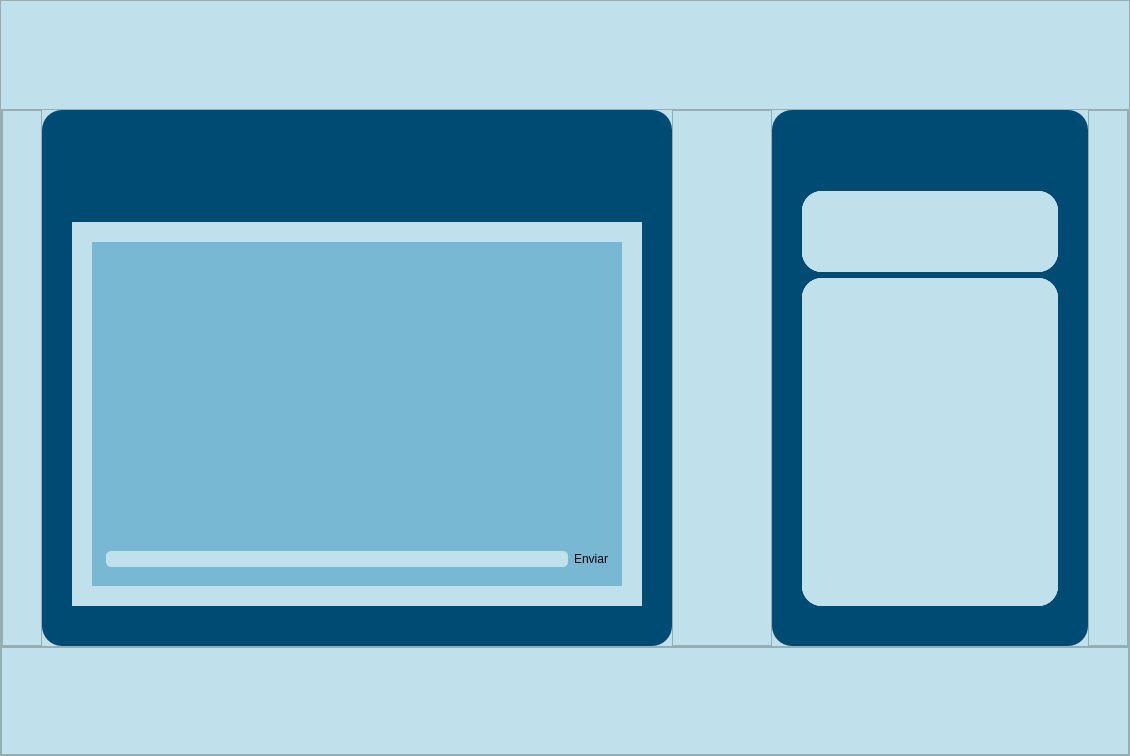
First picture: the form in src/resources/interface/Ventana_Chat.ui, repository Yosoyepa/MyUnApp, before the edit.
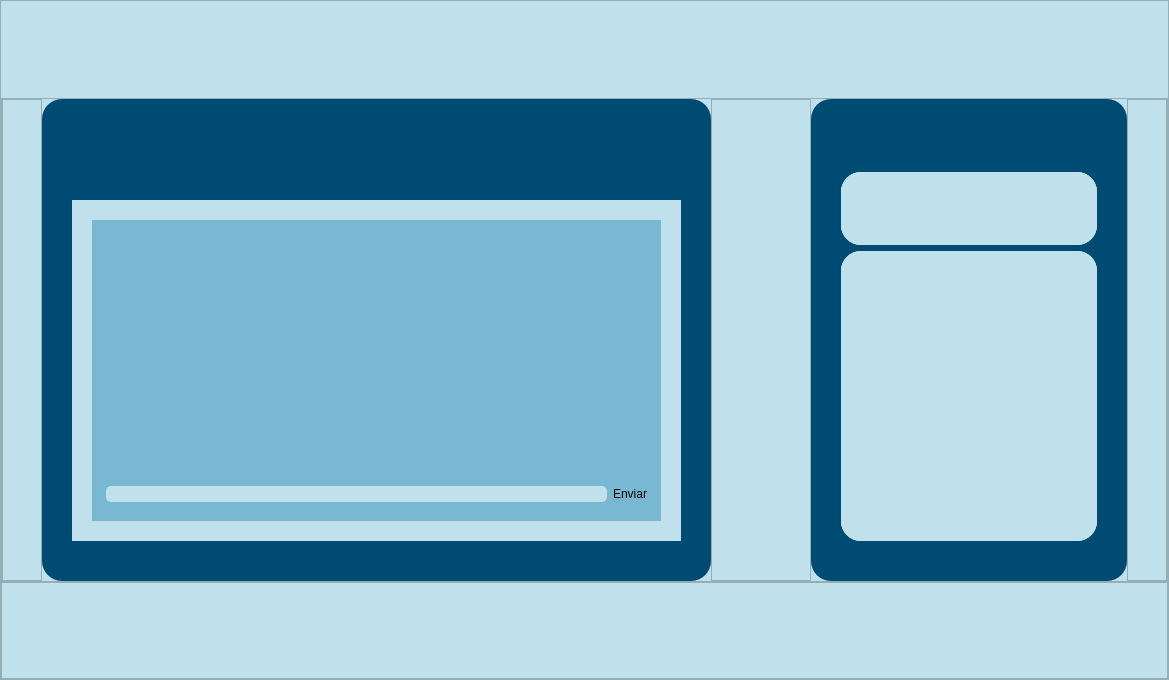
Second picture: the form after the edit. Icons and pictures are not drawn.

The edit to the form file:
```diff
--- a/src/resources/interface/Ventana_Chat.ui
+++ b/src/resources/interface/Ventana_Chat.ui
@@ -6,8 +6,8 @@
    <rect>
     <x>0</x>
     <y>0</y>
-    <width>1130</width>
-    <height>756</height>
+    <width>1169</width>
+    <height>680</height>
    </rect>
   </property>
   <property name="windowTitle">
@@ -220,7 +220,7 @@
                      <property name="frameShadow">
                       <enum>QFrame::Raised</enum>
                      </property>
-                     <layout class="QHBoxLayout" name="horizontalLayout_3" stretch="1,3">
+                     <layout class="QHBoxLayout" name="horizontalLayout_3" stretch="1,0,3">
                       <property name="spacing">
                        <number>0</number>
                       </property>
@@ -244,6 +244,9 @@
                           <height>80</height>
                          </size>
                         </property>
+                        <property name="layoutDirection">
+                         <enum>Qt::LeftToRight</enum>
+                        </property>
                         <property name="text">
                          <string/>
                         </property>
@@ -262,6 +265,19 @@
                         </property>
                        </widget>
                       </item>
+                      <item>
+                       <spacer name="horizontalSpacer">
+                        <property name="orientation">
+                         <enum>Qt::Horizontal</enum>
+                        </property>
+                        <property name="sizeHint" stdset="0">
+                         <size>
+                          <width>500</width>
+                          <height>20</height>
+                         </size>
+                        </property>
+                       </spacer>
+                      </item>
                       <item>
                        <widget class="QFrame" name="frame_15">
                         <property name="styleSheet">
@@ -314,8 +330,8 @@
                           <rect>
                            <x>0</x>
                            <y>0</y>
-                           <width>530</width>
-                           <height>344</height>
+                           <width>569</width>
+                           <height>301</height>
                           </rect>
                          </property>
                          <property name="styleSheet">
@@ -455,9 +471,29 @@
                                 </item>
                                 <item>
                                  <widget class="QPushButton" name="send_button">
+                                  <property name="styleSheet">
+                                   <string notr="true">QPushButton{
+	background-color: transparent;
+	border-radius: 0px;
+}
+
+QPushButton:hover{
+	background-color: rgb(121, 184, 211);
+	border-radius: 0px;
+}
+
+QPushButton::pressed{
+	
+	background-color: rgb(1, 35, 60);
+	border-radius: 0px;
+}</string>
+                                  </property>
                                   <property name="text">
                                    <string>Enviar</string>
                                   </property>
+                                  <property name="flat">
+                                   <bool>false</bool>
+                                  </property>
                                  </widget>
                                 </item>
                                </layout>
@@ -591,8 +627,8 @@
                         </property>
                         <property name="iconSize">
                          <size>
-                          <width>50</width>
-                          <height>50</height>
+                          <width>80</width>
+                          <height>60</height>
                          </size>
                         </property>
                         <property name="flat">
@@ -632,7 +668,7 @@
                         <x>0</x>
                         <y>0</y>
                         <width>256</width>
-                        <height>81</height>
+                        <height>73</height>
                        </rect>
                       </property>
                       <property name="styleSheet">
@@ -693,7 +729,7 @@
                         <x>0</x>
                         <y>0</y>
                         <width>256</width>
-                        <height>328</height>
+                        <height>290</height>
                        </rect>
                       </property>
                       <layout class="QVBoxLayout" name="verticalLayout_8">
```
Left out of the diff: 5 changed lines with no effect on the pictures.
